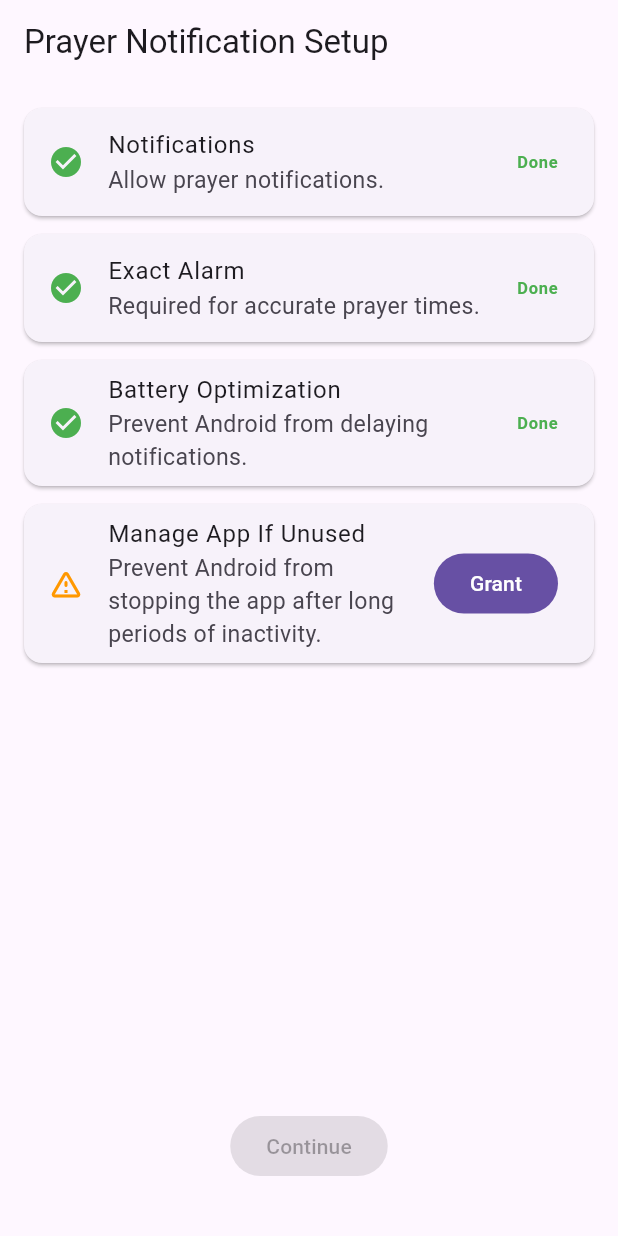
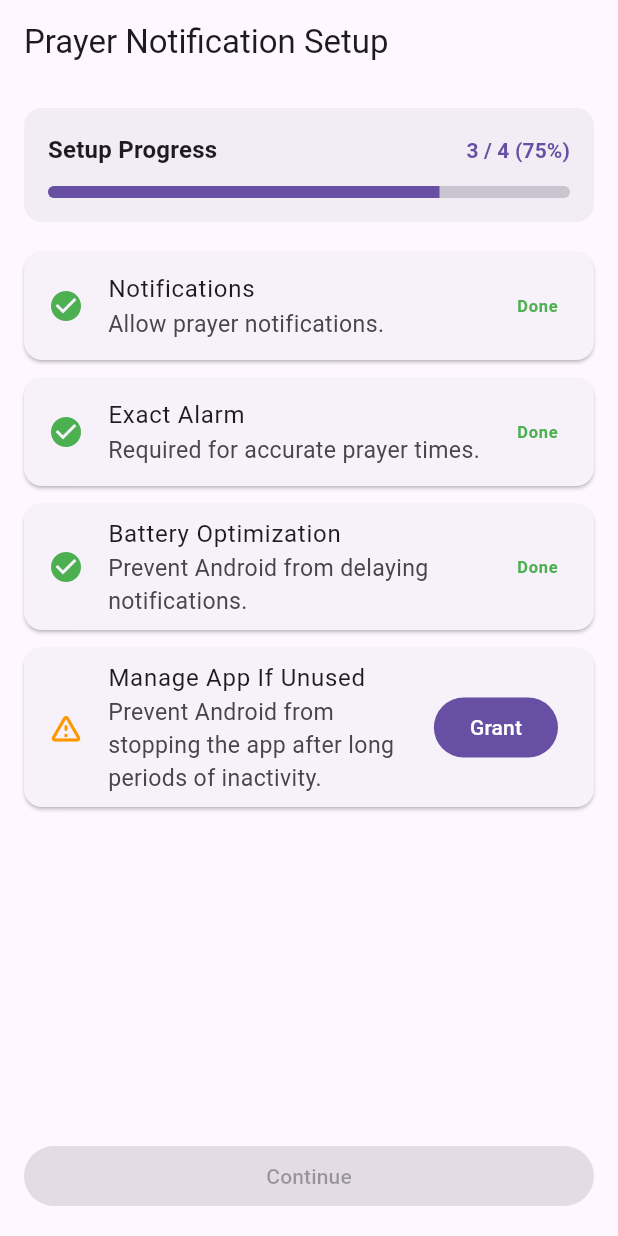
Before and after one commit to ahmedsaadbadawy/Adhan-app, a Flutter app: the screen it shows after launch, on a phone screen of 412 x 824 dp. Run offline on Flutter 3.47's test engine with Material 3 defaults, Android fonts, the phone set to English and light mode, and no system bars; our stand-ins replace audio_service, equatable, flutter_bloc, flutter_local_notifications, flutter_screenutil, get_it and 5 more; missing offline and left inert: adhan_dart, audio_session, home_widget, quick_actions, workmanager; statements that could not run were skipped.

Commit message:
feat: add permission progress card and update permission setup logic

```diff
--- a/lib/features/permissions/presentation/cubit/permission_setup/permission_setup_state.dart
+++ b/lib/features/permissions/presentation/cubit/permission_setup/permission_setup_state.dart
@@ -22,11 +22,18 @@ final class PermissionSetupLoaded extends PermissionSetupState {
   final bool batteryOptimizationGranted;
   final bool unusedAppConfigured;
 
-  bool get allCompleted =>
-      notificationGranted &&
-      exactAlarmGranted &&
-      batteryOptimizationGranted &&
-      unusedAppConfigured;
+  int get totalPermissions => 4;
+
+  int get completedCount => [
+        notificationGranted,
+        exactAlarmGranted,
+        batteryOptimizationGranted,
+        unusedAppConfigured,
+      ].where((granted) => granted).length;
+
+  double get progress => completedCount / totalPermissions;
+
+  bool get allCompleted => completedCount == totalPermissions;
 
   PermissionSetupLoaded copyWith({
     bool? notificationGranted,
--- a/lib/features/permissions/presentation/views/permission_setup_screen.dart
+++ b/lib/features/permissions/presentation/views/permission_setup_screen.dart
@@ -6,6 +6,8 @@ import 'package:shared_preferences/shared_preferences.dart';
 
 import '../cubit/permission_setup/permission_setup_cubit.dart';
 import 'widgets/permission_tiles_section.dart';
+
+import 'widgets/permission_progress_card.dart';
 
 class PermissionSetupScreen extends StatelessWidget {
   const PermissionSetupScreen({super.key});
@@ -22,27 +24,41 @@ class PermissionSetupScreen extends StatelessWidget {
             if (state is! PermissionSetupLoaded) {
               return const Center(child: CircularProgressIndicator());
             }
+
             return Padding(
               padding: const EdgeInsets.all(16),
               child: Column(
                 children: [
-                  PermissionTilesSection(cubit: cubit, state: state),
-                  const SizedBox(height: 30),
-                  Spacer(),
-                  FilledButton(
+                  PermissionProgressCard(
+                    completedCount: state.completedCount,
+                    totalCount: state.totalPermissions,
+                  ),
+
+                  Expanded(
+                    child: SingleChildScrollView(
+                      child: PermissionTilesSection(cubit: cubit, state: state),
+                    ),
+                  ),
+
+                  const SizedBox(height: 16),
+
+                  // Action Button
+                  SizedBox(
+                    width: double.infinity,
+                    child: FilledButton(
                       onPressed: state.allCompleted
                           ? () async {
-                            final prefs = await SharedPreferences.getInstance();
-                            prefs.setBool("firstLaunch", false);
+                              final prefs =
+                                  await SharedPreferences.getInstance();
+                              await prefs.setBool("firstLaunch", false);
 
                               if (!context.mounted) return;
-
                               context.go(AppRouter.azan);
                             }
                           : null,
                       child: const Text("Continue"),
                     ),
-                  const SizedBox(height: 20),
+                  ),
                 ],
               ),
             );
--- /dev/null
+++ b/lib/features/permissions/presentation/views/widgets/permission_progress_card.dart
@@ -0,0 +1,72 @@
+import 'package:flutter/material.dart';
+
+class PermissionProgressCard extends StatelessWidget {
+  const PermissionProgressCard({
+    super.key,
+    required this.completedCount,
+    required this.totalCount,
+  });
+
+  final int completedCount;
+  final int totalCount;
+
+  @override
+  Widget build(BuildContext context) {
+    final progress = totalCount == 0 ? 0.0 : completedCount / totalCount;
+    final percentage = (progress * 100).toInt();
+    final isComplete = completedCount == totalCount;
+
+    final theme = Theme.of(context);
+    final activeColor = isComplete ? Colors.green : theme.colorScheme.primary;
+
+    return Card(
+      elevation: 0,
+      margin: const EdgeInsets.only(bottom: 20),
+      color: theme.colorScheme.surfaceContainerHighest.withValues(alpha: 0.5),
+      shape: RoundedRectangleBorder(borderRadius: BorderRadius.circular(12)),
+      child: Padding(
+        padding: const EdgeInsets.all(16),
+        child: Column(
+          crossAxisAlignment: CrossAxisAlignment.start,
+          children: [
+            Row(
+              mainAxisAlignment: MainAxisAlignment.spaceBetween,
+              children: [
+                Text(
+                  "Setup Progress",
+                  style: theme.textTheme.titleMedium?.copyWith(
+                    fontWeight: FontWeight.bold,
+                  ),
+                ),
+                Text(
+                  "$completedCount / $totalCount ($percentage%)",
+                  style: theme.textTheme.titleSmall?.copyWith(
+                    fontWeight: FontWeight.bold,
+                    color: activeColor,
+                  ),
+                ),
+              ],
+            ),
+            const SizedBox(height: 12),
+            TweenAnimationBuilder<double>(
+              duration: const Duration(milliseconds: 350),
+              curve: Curves.easeOutCubic,
+              tween: Tween<double>(begin: 0, end: progress),
+              builder: (context, animatedValue, _) {
+                return ClipRRect(
+                  borderRadius: BorderRadius.circular(6),
+                  child: LinearProgressIndicator(
+                    value: animatedValue,
+                    minHeight: 8,
+                    backgroundColor: theme.colorScheme.outlineVariant,
+                    color: activeColor,
+                  ),
+                );
+              },
+            ),
+          ],
+        ),
+      ),
+    );
+  }
+}
```
Lines whose indentation alone changed are shown as unchanged.
